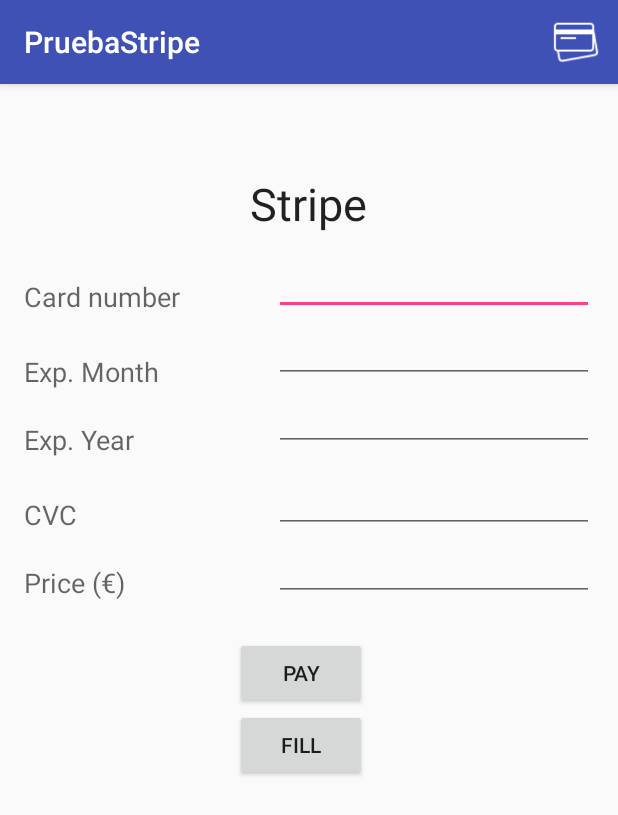
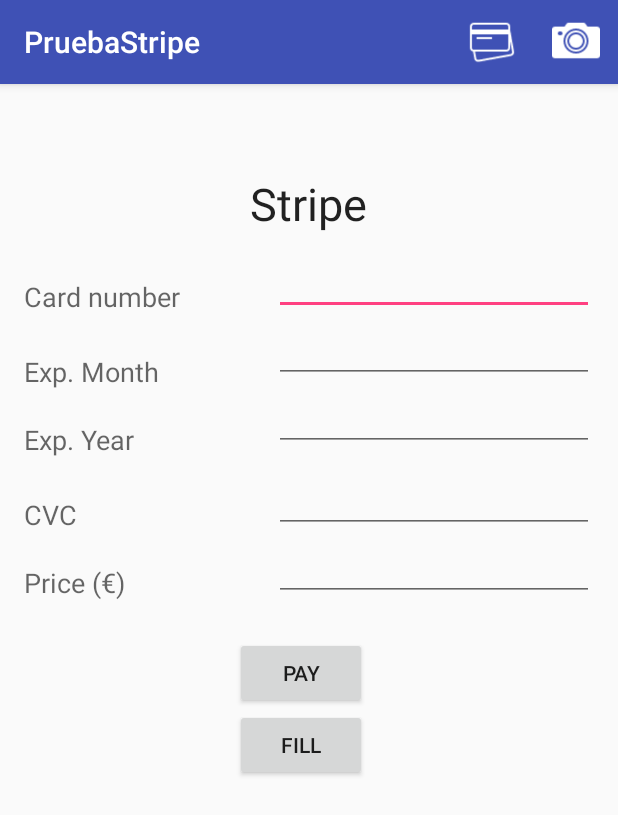
Before and after one commit to jcolladosp/stripe_test_app, an Android app: the screen it shows after launch (MainActivity), on a phone screen of 412 x 824 dp. Shown: the top 815 px of the screen. Run offline under Robolectric (Android 15) with nearby library versions, the phone set to English and light mode, and no system bars; our stand-ins replace ButterKnife, Volley; libraries missing offline, so code that uses them is left out: com.stripe.android, com.stripe.exception.

Commit message:
added camera icon

```diff
--- a/app/src/main/res/menu/menu_main.xml
+++ b/app/src/main/res/menu/menu_main.xml
@@ -6,4 +6,9 @@
         android:icon="@drawable/card_icon"
         android:title="Card Collection"
         pruebastripe:showAsAction="ifRoom"/>
+    <item
+        android:id="@+id/menu_camera"
+        android:icon="@drawable/camera_icon"
+        android:title="Card Collection"
+        pruebastripe:showAsAction="ifRoom"/>
 </menu>
```
Also changed, not shown: app/src/main/res/drawable/camera_icon.png (added).
